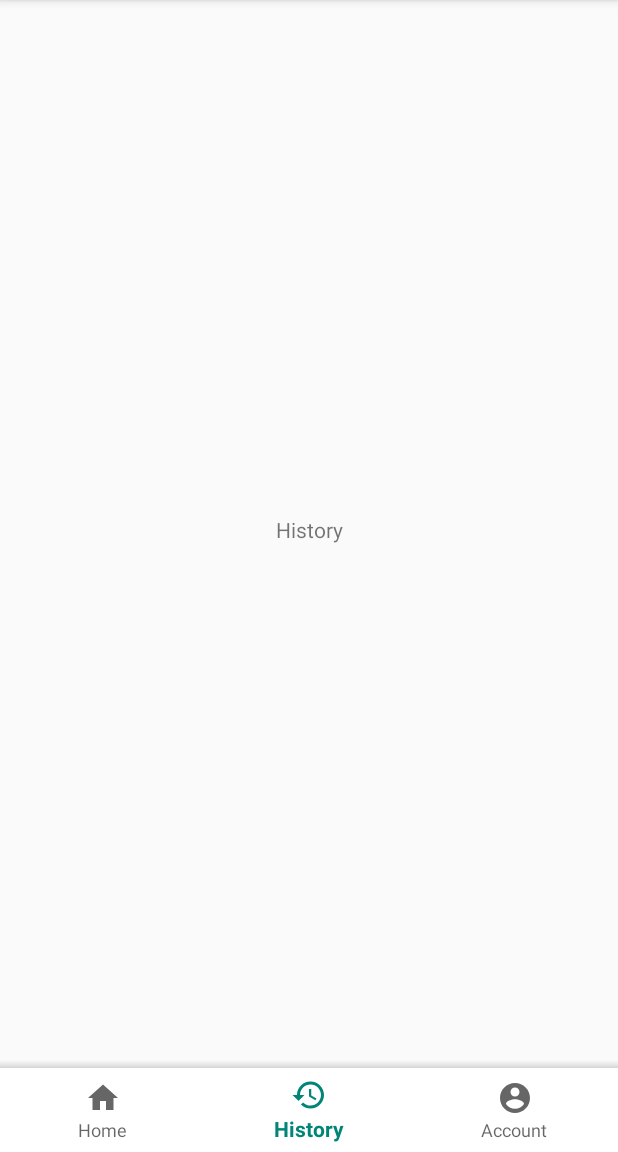
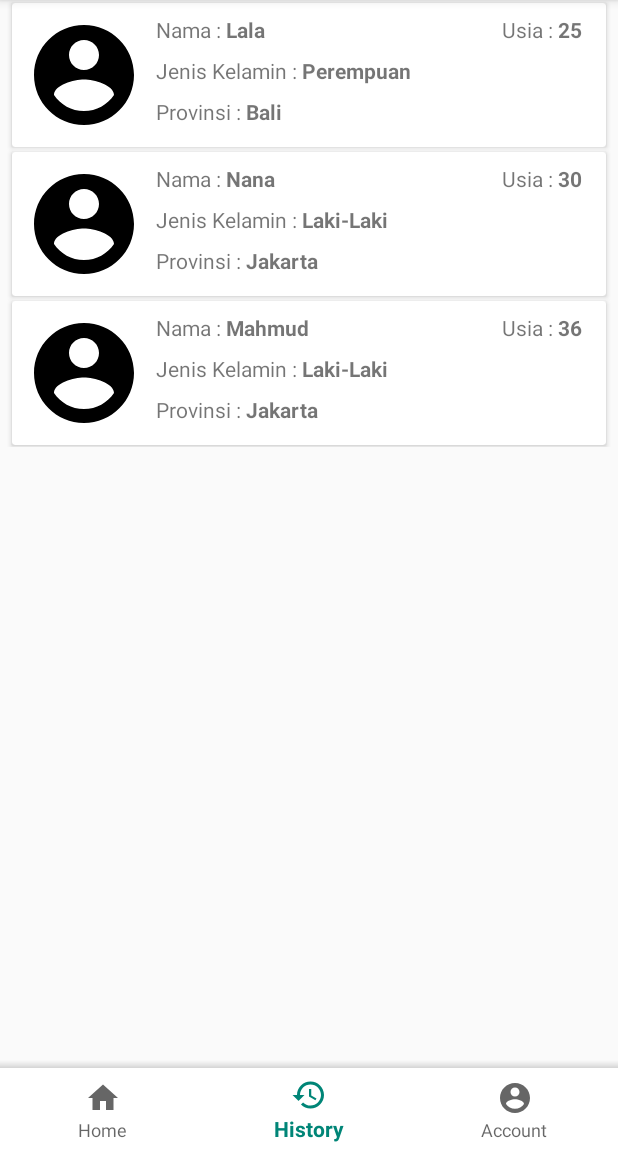
Before and after one commit to rijamyazid/android-app-covid19-management, an Android app: the screen it shows after launch (MainActivity), item 2 of the bottom bar chosen, on a phone screen of 412 x 824 dp, the part 84-1236 px from its top. Run offline under Robolectric (Android 15) with nearby library versions, the phone set to English and light mode, and no system bars; our stand-ins replace Room's generated code, navigation-ui.

Commit message:
Ditambahkan : Tabel Pasien, Recycler View, Adapter

```diff
--- a/app/src/main/java/com/example/aplikasikelolapasiencovid_19/db/AppDatabase.java
+++ b/app/src/main/java/com/example/aplikasikelolapasiencovid_19/db/AppDatabase.java
@@ -11,13 +11,17 @@ import androidx.sqlite.db.SupportSQLiteDatabase;
 
 import com.example.aplikasikelolapasiencovid_19.model.Admin;
 import com.example.aplikasikelolapasiencovid_19.model.AdminDao;
+import com.example.aplikasikelolapasiencovid_19.model.Pasien;
+import com.example.aplikasikelolapasiencovid_19.model.PasienDao;
 
-@Database(entities = {Admin.class}, version = 1, exportSchema = false)
+@Database(entities = {Admin.class, Pasien.class}, version = 3, exportSchema = false)
 public abstract class AppDatabase extends RoomDatabase {
 
     private static AppDatabase INSTANCE = null;
 
     public abstract AdminDao adminDao();
+
+    public abstract PasienDao pasienDao();
 
     public static AppDatabase getInstance(Context context){
         if(INSTANCE == null) INSTANCE = Room.databaseBuilder(context.getApplicationContext(),
@@ -40,14 +44,19 @@ public abstract class AppDatabase extends RoomDatabase {
     private static class PopulateDbAsyntask extends AsyncTask<Void, Void, Void> {
 
         private AdminDao adminDao;
+        private PasienDao pasienDao;
 
         private PopulateDbAsyntask(AppDatabase db){
             this.adminDao = db.adminDao();
+            this.pasienDao = db.pasienDao();
         }
 
         @Override
         protected Void doInBackground(Void... voids) {
             adminDao.insertAdmin(new Admin("Admin", "Admin"));
+            pasienDao.insert(new Pasien("Mahmud", "Laki-Laki", 36, "Jakarta"));
+            pasienDao.insert(new Pasien("Nana", "Laki-Laki", 30, "Jakarta"));
+            pasienDao.insert(new Pasien("Lala", "Perempuan", 25, "Bali"));
             return null;
         }
     }
--- /dev/null
+++ b/app/src/main/java/com/example/aplikasikelolapasiencovid_19/model/Pasien.java
@@ -0,0 +1,46 @@
+package com.example.aplikasikelolapasiencovid_19.model;
+
+import androidx.room.Entity;
+import androidx.room.PrimaryKey;
+
+@Entity(tableName = "pasien_table")
+public class Pasien {
+
+    @PrimaryKey(autoGenerate = true)
+    private int idPasien;
+    private String namaPasien;
+    private String jenisKelamin;
+    private int usiaPasien;
+    private String provinsiPasien;
+
+    public Pasien(String namaPasien, String jenisKelamin, int usiaPasien, String provinsiPasien) {
+        this.namaPasien = namaPasien;
+        this.jenisKelamin = jenisKelamin;
+        this.usiaPasien = usiaPasien;
+        this.provinsiPasien = provinsiPasien;
+    }
+
+    public void setIdPasien(int idPasien) {
+        this.idPasien = idPasien;
+    }
+
+    public int getIdPasien() {
+        return idPasien;
+    }
+
+    public String getNamaPasien() {
+        return namaPasien;
+    }
+
+    public String getJenisKelamin() {
+        return jenisKelamin;
+    }
+
+    public int getUsiaPasien() {
+        return usiaPasien;
+    }
+
+    public String getProvinsiPasien() {
+        return provinsiPasien;
+    }
+}
--- /dev/null
+++ b/app/src/main/java/com/example/aplikasikelolapasiencovid_19/model/PasienDao.java
@@ -0,0 +1,24 @@
+package com.example.aplikasikelolapasiencovid_19.model;
+
+import androidx.lifecycle.LiveData;
+import androidx.room.Dao;
+import androidx.room.Delete;
+import androidx.room.Insert;
+import androidx.room.Query;
+import androidx.room.Update;
+
+import java.util.List;
+
+@Dao
+public interface PasienDao {
+
+    @Insert
+    void insert(Pasien pasien);
+    @Update
+    void update(Pasien pasien);
+    @Delete
+    void delete(Pasien pasien);
+    @Query("SELECT * FROM pasien_table ORDER BY idPasien DESC")
+    LiveData<List<Pasien>> getAllPasien();
+
+}
--- a/app/src/main/java/com/example/aplikasikelolapasiencovid_19/repository/Repository.java
+++ b/app/src/main/java/com/example/aplikasikelolapasiencovid_19/repository/Repository.java
@@ -8,20 +8,38 @@ import androidx.lifecycle.LiveData;
 import com.example.aplikasikelolapasiencovid_19.db.AppDatabase;
 import com.example.aplikasikelolapasiencovid_19.model.Admin;
 import com.example.aplikasikelolapasiencovid_19.model.AdminDao;
+import com.example.aplikasikelolapasiencovid_19.model.Pasien;
+import com.example.aplikasikelolapasiencovid_19.model.PasienDao;
 
 import java.util.List;
 
 public class Repository {
 
     private AdminDao adminDao;
+    private PasienDao pasienDao;
+    private LiveData<List<Pasien>> pasiens;
 
     public Repository(Application application){
         AppDatabase db = AppDatabase.getInstance(application);
         adminDao = db.adminDao();
+        pasienDao = db.pasienDao();
+        this.pasiens = pasienDao.getAllPasien();
     }
 
-    public LiveData<List<Admin>> getAllAdmin(){
-        return adminDao.getAllAdmin();
+    public LiveData<List<Pasien>> getAllPasien(){
+        return pasiens;
+    }
+
+    public void insertPasien(Pasien pasien){
+        new InsertPasienAsyncTask(pasienDao).execute(pasien);
+    }
+
+    public void updatePasien(Pasien pasien){
+        new UpdatePasienAsyncTask(pasienDao).execute(pasien);
+    }
+
+    public void deletePasien(Pasien pasien){
+        new DeletePasienAsyncTask(pasienDao).execute(pasien);
     }
 
     public Admin getAdmin(String username, String password){
@@ -42,6 +60,46 @@ public class Repository {
 
     public void deleteAdmin(Admin admin){
         new DeleteAdminAsyncTask(adminDao).execute(admin);
+    }
+
+
+    private static class InsertPasienAsyncTask extends AsyncTask<Pasien, Void, Void>{
+
+        private PasienDao pasienDao;
+
+        InsertPasienAsyncTask(PasienDao pasienDao){ this.pasienDao = pasienDao; }
+
+        @Override
+        protected Void doInBackground(Pasien... pasiens) {
+            pasienDao.insert(pasiens[0]);
+            return null;
+        }
+    }
+
+    private static class UpdatePasienAsyncTask extends AsyncTask<Pasien, Void, Void>{
+
+        private PasienDao pasienDao;
+
+        UpdatePasienAsyncTask(PasienDao pasienDao){ this.pasienDao = pasienDao; }
+
+        @Override
+        protected Void doInBackground(Pasien... pasiens) {
+            pasienDao.update(pasiens[0]);
+            return null;
+        }
+    }
+
+    private static class DeletePasienAsyncTask extends AsyncTask<Pasien, Void, Void>{
+
+        private PasienDao pasienDao;
+
+        DeletePasienAsyncTask(PasienDao pasienDao){ this.pasienDao = pasienDao; }
+
+        @Override
+        protected Void doInBackground(Pasien... pasiens) {
+            pasienDao.delete(pasiens[0]);
+            return null;
+        }
     }
 
     private static class InsertAdminAsyncTask extends AsyncTask<Admin, Void, Void>{
--- /dev/null
+++ b/app/src/main/java/com/example/aplikasikelolapasiencovid_19/ui/HistoryAdapter.java
@@ -0,0 +1,64 @@
+package com.example.aplikasikelolapasiencovid_19.ui;
+
+import android.util.Log;
+import android.view.LayoutInflater;
+import android.view.View;
+import android.view.ViewGroup;
+import android.widget.TextView;
+
+import androidx.annotation.NonNull;
+import androidx.recyclerview.widget.RecyclerView;
+
+import com.example.aplikasikelolapasiencovid_19.R;
+import com.example.aplikasikelolapasiencovid_19.model.Pasien;
+
+import java.util.ArrayList;
+import java.util.List;
+
+public class HistoryAdapter extends RecyclerView.Adapter<HistoryAdapter.ViewHolder> {
+
+    private List<Pasien> pasienList = new ArrayList<>();
+
+    @NonNull
+    @Override
+    public ViewHolder onCreateViewHolder(@NonNull ViewGroup parent, int viewType) {
+        View itemView = LayoutInflater.from(parent.getContext()).inflate(R.layout.rv_item, parent, false);
+        return new ViewHolder(itemView);
+    }
+
+    @Override
+    public void onBindViewHolder(@NonNull ViewHolder holder, int position) {
+        Pasien pasien = pasienList.get(position);
+        holder.tvName.setText(pasien.getNamaPasien());
+        holder.tvUsia.setText(String.valueOf(pasien.getUsiaPasien()));
+        holder.tvJK.setText(pasien.getJenisKelamin());
+        holder.tvProv.setText(pasien.getProvinsiPasien());
+    }
+
+    @Override
+    public int getItemCount() {
+        Log.d("TRACE_ERROR", pasienList.size()+"");
+        if(pasienList != null){
+            return pasienList.size();
+        }
+        return 0;
+    }
+
+    public void setPasienList(List<Pasien> pasienList) {
+        this.pasienList = pasienList;
+        notifyDataSetChanged();
+    }
+
+    public class ViewHolder extends RecyclerView.ViewHolder{
+
+        TextView tvName, tvUsia, tvJK, tvProv;
+
+        public ViewHolder(@NonNull View itemView) {
+            super(itemView);
+            tvName = itemView.findViewById(R.id.tv_item_nama);
+            tvUsia = itemView.findViewById(R.id.tv_item_usia);
+            tvJK = itemView.findViewById(R.id.tv_item_jk);
+            tvProv = itemView.findViewById(R.id.tv_item_provinsi);
+        }
+    }
+}
--- a/app/src/main/java/com/example/aplikasikelolapasiencovid_19/ui/HistoryFragment.java
+++ b/app/src/main/java/com/example/aplikasikelolapasiencovid_19/ui/HistoryFragment.java
@@ -3,24 +3,40 @@ package com.example.aplikasikelolapasiencovid_19.ui;
 
 import android.os.Bundle;
 
+import androidx.annotation.NonNull;
+import androidx.annotation.Nullable;
 import androidx.fragment.app.Fragment;
+import androidx.lifecycle.Observer;
+import androidx.lifecycle.ViewModelProviders;
+import androidx.recyclerview.widget.LinearLayoutManager;
+import androidx.recyclerview.widget.RecyclerView;
 
+import android.util.Log;
 import android.view.LayoutInflater;
 import android.view.View;
 import android.view.ViewGroup;
+import android.widget.Toast;
 
+import com.example.aplikasikelolapasiencovid_19.MainActivity;
 import com.example.aplikasikelolapasiencovid_19.R;
+import com.example.aplikasikelolapasiencovid_19.model.Pasien;
+import com.example.aplikasikelolapasiencovid_19.viewmodel.HistoryViewModel;
+
+import java.util.ArrayList;
+import java.util.List;
 
 /**
  * A simple {@link Fragment} subclass.
  */
 public class HistoryFragment extends Fragment {
 
+    private RecyclerView rvMain;
+    private HistoryViewModel viewModel;
+    private HistoryAdapter adapter;
 
     public HistoryFragment() {
         // Required empty public constructor
     }
-
 
     @Override
     public View onCreateView(LayoutInflater inflater, ViewGroup container,
@@ -29,4 +45,20 @@ public class HistoryFragment extends Fragment {
         return inflater.inflate(R.layout.fragment_history, container, false);
     }
 
+    @Override
+    public void onViewCreated(@NonNull View view, @Nullable Bundle savedInstanceState) {
+        super.onViewCreated(view, savedInstanceState);
+
+        rvMain = view.findViewById(R.id.rv_main);
+        rvMain.setLayoutManager(new LinearLayoutManager(view.getContext()));
+        adapter = new HistoryAdapter();
+        rvMain.setAdapter(adapter);
+        viewModel = ViewModelProviders.of(this).get(HistoryViewModel.class);
+        viewModel.getAllPasien().observe(getViewLifecycleOwner(), new Observer<List<Pasien>>() {
+            @Override
+            public void onChanged(List<Pasien> pasiens) {
+                adapter.setPasienList(pasiens);
+            }
+        });
+    }
 }
--- /dev/null
+++ b/app/src/main/java/com/example/aplikasikelolapasiencovid_19/viewmodel/HistoryViewModel.java
@@ -0,0 +1,29 @@
+package com.example.aplikasikelolapasiencovid_19.viewmodel;
+
+import android.app.Application;
+
+import androidx.annotation.NonNull;
+import androidx.lifecycle.AndroidViewModel;
+import androidx.lifecycle.LiveData;
+
+import com.example.aplikasikelolapasiencovid_19.model.Pasien;
+import com.example.aplikasikelolapasiencovid_19.repository.Repository;
+
+import java.util.List;
+
+public class HistoryViewModel extends AndroidViewModel {
+
+    private Repository repository;
+
+    private LiveData<List<Pasien>> pasiens;
+
+    public LiveData<List<Pasien>> getAllPasien(){
+        return pasiens;
+    }
+
+    public HistoryViewModel(@NonNull Application application) {
+        super(application);
+        repository = new Repository(application);
+        pasiens = repository.getAllPasien();
+    }
+}
--- a/app/src/main/res/layout/fragment_history.xml
+++ b/app/src/main/res/layout/fragment_history.xml
@@ -1,17 +1,17 @@
 <?xml version="1.0" encoding="utf-8"?>
-<LinearLayout xmlns:android="http://schemas.android.com/apk/res/android"
+<FrameLayout
+    xmlns:android="http://schemas.android.com/apk/res/android"
     xmlns:tools="http://schemas.android.com/tools"
     android:layout_width="match_parent"
     android:layout_height="match_parent"
-    android:gravity="center"
     android:orientation="vertical"
     tools:context=".ui.HistoryFragment">
 
     <!-- TODO: Update blank fragment layout -->
-    <TextView
+    <androidx.recyclerview.widget.RecyclerView
+        android:id="@+id/rv_main"
         android:layout_width="match_parent"
         android:layout_height="wrap_content"
-        android:gravity="center"
-        android:text="@string/history_icon_text" />
+        tools:listitem="@layout/rv_item"/>
 
-</LinearLayout>
+</FrameLayout>
--- /dev/null
+++ b/app/src/main/res/layout/rv_item.xml
@@ -0,0 +1,91 @@
+<?xml version="1.0" encoding="utf-8"?>
+<androidx.cardview.widget.CardView xmlns:android="http://schemas.android.com/apk/res/android"
+    xmlns:tools="http://schemas.android.com/tools"
+    android:orientation="vertical"
+    android:layout_width="match_parent"
+    android:layout_height="wrap_content"
+    android:layout_marginStart="@dimen/gapSmall"
+    android:layout_marginEnd="@dimen/gapSmall"
+    android:layout_marginBottom="1dp"
+    android:layout_marginTop="2dp">
+
+    <RelativeLayout
+        android:layout_width="match_parent"
+        android:layout_height="wrap_content"
+        android:paddingEnd="@dimen/gapMedium"
+        android:paddingStart="@dimen/gapSmall"
+        android:paddingTop="@dimen/gapSmall"
+        android:paddingBottom="@dimen/gapSmall">
+
+        <ImageView
+            android:id="@+id/img_item_foto"
+            android:layout_width="80dp"
+            android:layout_height="80dp"
+            android:layout_marginEnd="@dimen/gapSmall"
+            android:src="@drawable/ic_account_circle_black_24dp"
+            android:layout_alignParentStart="true"/>
+
+        <TextView
+            android:id="@+id/tv_item_nama_field"
+            android:layout_width="wrap_content"
+            android:layout_height="wrap_content"
+            android:layout_toEndOf="@id/img_item_foto"
+            android:text="Nama : "/>
+        <TextView
+            android:id="@+id/tv_item_nama"
+            android:layout_width="wrap_content"
+            android:layout_height="wrap_content"
+            android:layout_toEndOf="@id/tv_item_nama_field"
+            tools:text="Bagoy"
+            android:textStyle="bold" />
+        <TextView
+            android:id="@+id/tv_item_usia_field"
+            android:layout_width="wrap_content"
+            android:layout_height="wrap_content"
+            android:layout_toStartOf="@id/tv_item_usia"
+            android:gravity="end"
+            android:text="Usia : "/>
+        <TextView
+            android:id="@+id/tv_item_usia"
+            android:layout_width="wrap_content"
+            android:layout_height="wrap_content"
+            android:layout_alignParentEnd="true"
+            tools:text="18 Tahun"
+            android:textStyle="bold" />
+        <TextView
+            android:id="@+id/tv_item_jk_field"
+            android:layout_width="wrap_content"
+            android:layout_height="wrap_content"
+            android:layout_marginTop="@dimen/gapSmall"
+            android:layout_toEndOf="@id/img_item_foto"
+            android:layout_below="@id/tv_item_usia_field"
+            android:text="Jenis Kelamin : "/>
+        <TextView
+            android:id="@+id/tv_item_jk"
+            android:layout_width="wrap_content"
+            android:layout_height="wrap_content"
+            tools:text="Laki-Laki"
+            android:layout_marginTop="@dimen/gapSmall"
+            android:layout_toEndOf="@id/tv_item_jk_field"
+            android:layout_below="@id/tv_item_usia_field"
+            android:textStyle="bold"/>
+        <TextView
+            android:id="@+id/tv_item_provinsi_field"
+            android:layout_width="wrap_content"
+            android:layout_height="wrap_content"
+            android:text="Provinsi : "
+            android:layout_marginTop="@dimen/gapSmall"
+            android:layout_toEndOf="@id/img_item_foto"
+            android:layout_below="@id/tv_item_jk_field"/>
+        <TextView
+            android:id="@+id/tv_item_provinsi"
+            android:layout_width="wrap_content"
+            android:layout_height="wrap_content"
+            android:layout_marginTop="@dimen/gapSmall"
+            android:layout_toEndOf="@id/tv_item_provinsi_field"
+            android:layout_below="@id/tv_item_jk_field"
+            tools:text="Jakarta"
+            android:textStyle="bold"/>
+    </RelativeLayout>
+
+</androidx.cardview.widget.CardView>
```
